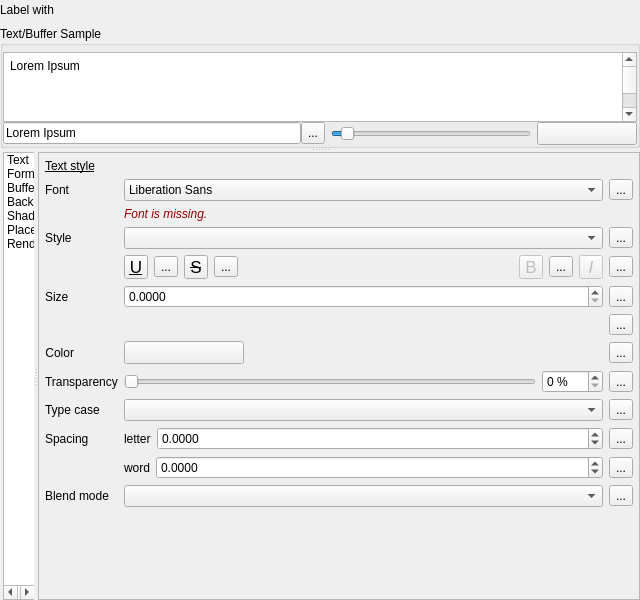
The window that src/ui/qgslabelingguibase.ui (qgis/QGIS) describes before a commit, drawn with Qt 5.
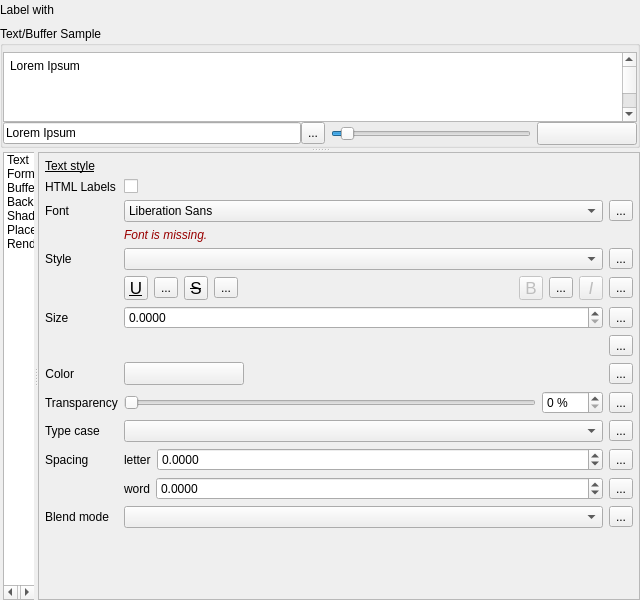
The same window after the commit. Icons and pictures are not drawn. Custom widgets are drawn as their Qt base class.

Commit message: Add checkbox, fix placement

```diff
--- a/src/ui/qgslabelingguibase.ui
+++ b/src/ui/qgslabelingguibase.ui
@@ -560,8 +560,8 @@
                       <rect>
                        <x>0</x>
                        <y>0</y>
-                       <width>594</width>
-                       <height>398</height>
+                       <width>591</width>
+                       <height>420</height>
                       </rect>
                      </property>
                      <layout class="QVBoxLayout" name="verticalLayout_2">
@@ -604,119 +604,7 @@
                          <property name="bottomMargin">
                           <number>0</number>
                          </property>
-                         <item row="9" column="1" colspan="2">
-                          <layout class="QHBoxLayout" name="horizontalLayout_14">
-                           <item>
-                            <widget class="QLabel" name="mFontLetterSpacingLabel">
-                             <property name="sizePolicy">
-                              <sizepolicy hsizetype="Maximum" vsizetype="Preferred">
-                               <horstretch>0</horstretch>
-                               <verstretch>0</verstretch>
-                              </sizepolicy>
-                             </property>
-                             <property name="text">
-                              <string>letter</string>
-                             </property>
-                            </widget>
-                           </item>
-                           <item>
-                            <widget class="QgsDoubleSpinBox" name="mFontLetterSpacingSpinBox">
-                             <property name="sizePolicy">
-                              <sizepolicy hsizetype="Preferred" vsizetype="Fixed">
-                               <horstretch>0</horstretch>
-                               <verstretch>0</verstretch>
-                              </sizepolicy>
-                             </property>
-                             <property name="toolTip">
-                              <string>Space in pixels or map units, relative to size unit choice</string>
-                             </property>
-                             <property name="decimals">
-                              <number>4</number>
-                             </property>
-                             <property name="minimum">
-                              <double>-1000.000000000000000</double>
-                             </property>
-                             <property name="maximum">
-                              <double>999999999.000000000000000</double>
-                             </property>
-                             <property name="singleStep">
-                              <double>0.100000000000000</double>
-                             </property>
-                             <property name="showClearButton" stdset="0">
-                              <bool>true</bool>
-                             </property>
-                            </widget>
-                           </item>
-                           <item>
-                            <widget class="QgsDataDefinedButton" name="mFontLetterSpacingDDBtn">
-                             <property name="text">
-                              <string>...</string>
-                             </property>
-                            </widget>
-                           </item>
-                          </layout>
-                         </item>
-                         <item row="4" column="1">
-                          <widget class="QgsDoubleSpinBox" name="mFontSizeSpinBox">
-                           <property name="sizePolicy">
-                            <sizepolicy hsizetype="Expanding" vsizetype="Fixed">
-                             <horstretch>0</horstretch>
-                             <verstretch>0</verstretch>
-                            </sizepolicy>
-                           </property>
-                           <property name="minimumSize">
-                            <size>
-                             <width>0</width>
-                             <height>0</height>
-                            </size>
-                           </property>
-                           <property name="decimals">
-                            <number>4</number>
-                           </property>
-                           <property name="maximum">
-                            <double>999999999.000000000000000</double>
-                           </property>
-                           <property name="showClearButton" stdset="0">
-                            <bool>false</bool>
-                           </property>
-                          </widget>
-                         </item>
-                         <item row="2" column="0">
-                          <widget class="QLabel" name="mFontStyleLabel">
-                           <property name="sizePolicy">
-                            <sizepolicy hsizetype="Maximum" vsizetype="Preferred">
-                             <horstretch>0</horstretch>
-                             <verstretch>0</verstretch>
-                            </sizepolicy>
-                           </property>
-                           <property name="text">
-                            <string>Style</string>
-                           </property>
-                          </widget>
-                         </item>
-                         <item row="8" column="1">
-                          <widget class="QComboBox" name="mFontCapitalsComboBox">
-                           <property name="enabled">
-                            <bool>true</bool>
-                           </property>
-                           <property name="sizePolicy">
-                            <sizepolicy hsizetype="Preferred" vsizetype="Fixed">
-                             <horstretch>0</horstretch>
-                             <verstretch>0</verstretch>
-                            </sizepolicy>
-                           </property>
-                           <property name="maximumSize">
-                            <size>
-                             <width>16777215</width>
-                             <height>16777215</height>
-                            </size>
-                           </property>
-                           <property name="toolTip">
-                            <string>Capitalization style of text</string>
-                           </property>
-                          </widget>
-                         </item>
-                         <item row="7" column="0">
+                         <item row="8" column="0">
                           <widget class="QLabel" name="mFontTranspLabel">
                            <property name="enabled">
                             <bool>true</bool>
@@ -726,7 +614,29 @@
                            </property>
                           </widget>
                          </item>
-                         <item row="0" column="0">
+                         <item row="9" column="1">
+                          <widget class="QComboBox" name="mFontCapitalsComboBox">
+                           <property name="enabled">
+                            <bool>true</bool>
+                           </property>
+                           <property name="sizePolicy">
+                            <sizepolicy hsizetype="Preferred" vsizetype="Fixed">
+                             <horstretch>0</horstretch>
+                             <verstretch>0</verstretch>
+                            </sizepolicy>
+                           </property>
+                           <property name="maximumSize">
+                            <size>
+                             <width>16777215</width>
+                             <height>16777215</height>
+                            </size>
+                           </property>
+                           <property name="toolTip">
+                            <string>Capitalization style of text</string>
+                           </property>
+                          </widget>
+                         </item>
+                         <item row="1" column="0">
                           <widget class="QLabel" name="mFontLabel">
                            <property name="sizePolicy">
                             <sizepolicy hsizetype="Preferred" vsizetype="Preferred">
@@ -742,7 +652,7 @@
                            </property>
                           </widget>
                          </item>
-                         <item row="2" column="1">
+                         <item row="3" column="1">
                           <widget class="QComboBox" name="mFontStyleComboBox">
                            <property name="sizePolicy">
                             <sizepolicy hsizetype="Expanding" vsizetype="Fixed">
@@ -770,42 +680,157 @@
                            </property>
                           </widget>
                          </item>
-                         <item row="8" column="2">
-                          <widget class="QgsDataDefinedButton" name="mFontCaseDDBtn">
-                           <property name="text">
-                            <string>...</string>
-                           </property>
-                          </widget>
+                         <item row="10" column="1" colspan="2">
+                          <layout class="QHBoxLayout" name="horizontalLayout_14">
+                           <item>
+                            <widget class="QLabel" name="mFontLetterSpacingLabel">
+                             <property name="sizePolicy">
+                              <sizepolicy hsizetype="Maximum" vsizetype="Preferred">
+                               <horstretch>0</horstretch>
+                               <verstretch>0</verstretch>
+                              </sizepolicy>
+                             </property>
+                             <property name="text">
+                              <string>letter</string>
+                             </property>
+                            </widget>
+                           </item>
+                           <item>
+                            <widget class="QgsDoubleSpinBox" name="mFontLetterSpacingSpinBox">
+                             <property name="sizePolicy">
+                              <sizepolicy hsizetype="Preferred" vsizetype="Fixed">
+                               <horstretch>0</horstretch>
+                               <verstretch>0</verstretch>
+                              </sizepolicy>
+                             </property>
+                             <property name="toolTip">
+                              <string>Space in pixels or map units, relative to size unit choice</string>
+                             </property>
+                             <property name="decimals">
+                              <number>4</number>
+                             </property>
+                             <property name="minimum">
+                              <double>-1000.000000000000000</double>
+                             </property>
+                             <property name="maximum">
+                              <double>999999999.000000000000000</double>
+                             </property>
+                             <property name="singleStep">
+                              <double>0.100000000000000</double>
+                             </property>
+                             <property name="showClearButton" stdset="0">
+                              <bool>true</bool>
+                             </property>
+                            </widget>
+                           </item>
+                           <item>
+                            <widget class="QgsDataDefinedButton" name="mFontLetterSpacingDDBtn">
+                             <property name="text">
+                              <string>...</string>
+                             </property>
+                            </widget>
+                           </item>
+                          </layout>
                          </item>
-                         <item row="5" column="2">
-                          <widget class="QgsDataDefinedButton" name="mFontUnitsDDBtn">
-                           <property name="text">
-                            <string>...</string>
+                         <item row="3" column="0">
+                          <widget class="QLabel" name="mFontStyleLabel">
+                           <property name="sizePolicy">
+                            <sizepolicy hsizetype="Maximum" vsizetype="Preferred">
+                             <horstretch>0</horstretch>
+                             <verstretch>0</verstretch>
+                            </sizepolicy>
                            </property>
-                          </widget>
-                         </item>
-                         <item row="6" column="2">
-                          <widget class="QgsDataDefinedButton" name="mFontColorDDBtn">
                            <property name="text">
-                            <string>...</string>
+                            <string>Style</string>
                            </property>
                           </widget>
                          </item>
-                         <item row="0" column="2">
-                          <widget class="QgsDataDefinedButton" name="mFontDDBtn">
-                           <property name="text">
-                            <string>...</string>
+                         <item row="5" column="1">
+                          <widget class="QgsDoubleSpinBox" name="mFontSizeSpinBox">
+                           <property name="sizePolicy">
+                            <sizepolicy hsizetype="Expanding" vsizetype="Fixed">
+                             <horstretch>0</horstretch>
+                             <verstretch>0</verstretch>
+                            </sizepolicy>
                            </property>
+                           <property name="minimumSize">
+                            <size>
+                             <width>0</width>
+                             <height>0</height>
+                            </size>
+                           </property>
+                           <property name="decimals">
+                            <number>4</number>
+                           </property>
+                           <property name="maximum">
+                            <double>999999999.000000000000000</double>
+                           </property>
+                           <property name="showClearButton" stdset="0">
+                            <bool>false</bool>
+                           </property>
                           </widget>
                          </item>
-                         <item row="7" column="2">
-                          <widget class="QgsDataDefinedButton" name="mFontTranspDDBtn">
-                           <property name="text">
-                            <string>...</string>
-                           </property>
+                         <item row="2" column="1">
+                          <widget class="QFrame" name="mFontFamilyFrame">
+                           <layout class="QHBoxLayout" name="horizontalLayout_5">
+                            <property name="leftMargin">
+                             <number>0</number>
+                            </property>
+                            <property name="topMargin">
+                             <number>0</number>
+                            </property>
+                            <property name="rightMargin">
+                             <number>0</number>
+                            </property>
+                            <property name="bottomMargin">
+                             <number>0</number>
+                            </property>
+                            <item>
+                             <widget class="QLabel" name="mFontMissingLabel">
+                              <property name="sizePolicy">
+                               <sizepolicy hsizetype="Expanding" vsizetype="Preferred">
+                                <horstretch>0</horstretch>
+                                <verstretch>0</verstretch>
+                               </sizepolicy>
+                              </property>
+                              <property name="styleSheet">
+                               <string notr="true">color: #990000;
+font-style: italic;</string>
+                              </property>
+                              <property name="text">
+                               <string>Font is missing.</string>
+                              </property>
+                              <property name="alignment">
+                               <set>Qt::AlignLeading|Qt::AlignLeft|Qt::AlignVCenter</set>
+                              </property>
+                             </widget>
+                            </item>
+                           </layout>
                           </widget>
                          </item>
                          <item row="7" column="1">
+                          <widget class="QgsColorButtonV2" name="btnTextColor">
+                           <property name="sizePolicy">
+                            <sizepolicy hsizetype="Fixed" vsizetype="Fixed">
+                             <horstretch>0</horstretch>
+                             <verstretch>0</verstretch>
+                            </sizepolicy>
+                           </property>
+                           <property name="minimumSize">
+                            <size>
+                             <width>120</width>
+                             <height>0</height>
+                            </size>
+                           </property>
+                           <property name="maximumSize">
+                            <size>
+                             <width>120</width>
+                             <height>16777215</height>
+                            </size>
+                           </property>
+                          </widget>
+                         </item>
+                         <item row="8" column="1">
                           <widget class="QFrame" name="frame">
                            <property name="sizePolicy">
                             <sizepolicy hsizetype="Preferred" vsizetype="Maximum">
@@ -873,7 +898,45 @@
                            </layout>
                           </widget>
                          </item>
-                         <item row="8" column="0">
+                         <item row="6" column="1">
+                          <widget class="QgsUnitSelectionWidget" name="mFontSizeUnitWidget" native="true"/>
+                         </item>
+                         <item row="7" column="2">
+                          <widget class="QgsDataDefinedButton" name="mFontColorDDBtn">
+                           <property name="text">
+                            <string>...</string>
+                           </property>
+                          </widget>
+                         </item>
+                         <item row="1" column="2">
+                          <widget class="QgsDataDefinedButton" name="mFontDDBtn">
+                           <property name="text">
+                            <string>...</string>
+                           </property>
+                          </widget>
+                         </item>
+                         <item row="8" column="2">
+                          <widget class="QgsDataDefinedButton" name="mFontTranspDDBtn">
+                           <property name="text">
+                            <string>...</string>
+                           </property>
+                          </widget>
+                         </item>
+                         <item row="9" column="2">
+                          <widget class="QgsDataDefinedButton" name="mFontCaseDDBtn">
+                           <property name="text">
+                            <string>...</string>
+                           </property>
+                          </widget>
+                         </item>
+                         <item row="6" column="2">
+                          <widget class="QgsDataDefinedButton" name="mFontUnitsDDBtn">
+                           <property name="text">
+                            <string>...</string>
+                           </property>
+                          </widget>
+                         </item>
+                         <item row="9" column="0">
                           <widget class="QLabel" name="mFontCapitalsLabel">
                            <property name="sizePolicy">
                             <sizepolicy hsizetype="Maximum" vsizetype="Preferred">
@@ -886,73 +949,51 @@
                            </property>
                           </widget>
                          </item>
-                         <item row="11" column="2">
+                         <item row="12" column="2">
                           <widget class="QgsDataDefinedButton" name="mFontBlendModeDDBtn">
                            <property name="text">
                             <string>...</string>
                            </property>
                           </widget>
                          </item>
-                         <item row="6" column="0">
-                          <widget class="QLabel" name="mFontColorLabel">
-                           <property name="sizePolicy">
-                            <sizepolicy hsizetype="Maximum" vsizetype="Preferred">
-                             <horstretch>0</horstretch>
-                             <verstretch>0</verstretch>
-                            </sizepolicy>
-                           </property>
-                           <property name="text">
-                            <string>Color</string>
-                           </property>
-                           <property name="alignment">
-                            <set>Qt::AlignRight|Qt::AlignTrailing|Qt::AlignVCenter</set>
-                           </property>
-                          </widget>
-                         </item>
-                         <item row="4" column="2">
-                          <widget class="QgsDataDefinedButton" name="mFontSizeDDBtn">
-                           <property name="text">
-                            <string>...</string>
-                           </property>
-                          </widget>
-                         </item>
-                         <item row="9" column="0">
+                         <item row="10" column="0">
                           <widget class="QLabel" name="label_10">
                            <property name="text">
                             <string>Spacing</string>
                            </property>
                           </widget>
                          </item>
-                         <item row="6" column="1">
-                          <widget class="QgsColorButtonV2" name="btnTextColor">
+                         <item row="5" column="2">
+                          <widget class="QgsDataDefinedButton" name="mFontSizeDDBtn">
+                           <property name="text">
+                            <string>...</string>
+                           </property>
+                          </widget>
+                         </item>
+                         <item row="7" column="0">
+                          <widget class="QLabel" name="mFontColorLabel">
                            <property name="sizePolicy">
-                            <sizepolicy hsizetype="Fixed" vsizetype="Fixed">
+                            <sizepolicy hsizetype="Maximum" vsizetype="Preferred">
                              <horstretch>0</horstretch>
                              <verstretch>0</verstretch>
                             </sizepolicy>
                            </property>
-                           <property name="minimumSize">
-                            <size>
-                             <width>120</width>
-                             <height>0</height>
-                            </size>
+                           <property name="text">
+                            <string>Color</string>
                            </property>
-                           <property name="maximumSize">
-                            <size>
-                             <width>120</width>
-                             <height>16777215</height>
-                            </size>
+                           <property name="alignment">
+                            <set>Qt::AlignRight|Qt::AlignTrailing|Qt::AlignVCenter</set>
                            </property>
                           </widget>
                          </item>
-                         <item row="11" column="0">
+                         <item row="12" column="0">
                           <widget class="QLabel" name="labelBlendMode">
                            <property name="text">
                             <string>Blend mode</string>
                            </property>
                           </widget>
                          </item>
-                         <item row="10" column="1" colspan="2">
+                         <item row="11" column="1" colspan="2">
                           <layout class="QHBoxLayout" name="horizontalLayout_15">
                            <item>
                             <widget class="QLabel" name="mFontWordSpacingLabel">
@@ -1004,7 +1045,17 @@
                            </item>
                           </layout>
                          </item>
-                         <item row="3" column="1" colspan="2">
+                         <item row="12" column="1">
+                          <widget class="QgsBlendModeComboBox" name="comboBlendMode"/>
+                         </item>
+                         <item row="3" column="2">
+                          <widget class="QgsDataDefinedButton" name="mFontStyleDDBtn">
+                           <property name="text">
+                            <string>...</string>
+                           </property>
+                          </widget>
+                         </item>
+                         <item row="4" column="1" colspan="2">
                           <layout class="QHBoxLayout" name="horizontalLayout_13">
                            <item>
                             <widget class="QToolButton" name="mFontUnderlineBtn">
@@ -1186,17 +1237,7 @@
                            </item>
                           </layout>
                          </item>
-                         <item row="11" column="1">
-                          <widget class="QgsBlendModeComboBox" name="comboBlendMode"/>
-                         </item>
-                         <item row="2" column="2">
-                          <widget class="QgsDataDefinedButton" name="mFontStyleDDBtn">
-                           <property name="text">
-                            <string>...</string>
-                           </property>
-                          </widget>
-                         </item>
-                         <item row="4" column="0">
+                         <item row="5" column="0">
                           <widget class="QLabel" name="mFontSizeLabel">
                            <property name="sizePolicy">
                             <sizepolicy hsizetype="Maximum" vsizetype="Preferred">
@@ -1210,52 +1251,25 @@
                           </widget>
                          </item>
                          <item row="1" column="1">
-                          <widget class="QFrame" name="mFontFamilyFrame">
-                           <layout class="QHBoxLayout" name="horizontalLayout_5">
-                            <property name="leftMargin">
-                             <number>0</number>
-                            </property>
-                            <property name="topMargin">
-                             <number>0</number>
-                            </property>
-                            <property name="rightMargin">
-                             <number>0</number>
-                            </property>
-                            <property name="bottomMargin">
-                             <number>0</number>
-                            </property>
-                            <item>
-                             <widget class="QLabel" name="mFontMissingLabel">
-                              <property name="sizePolicy">
-                               <sizepolicy hsizetype="Expanding" vsizetype="Preferred">
-                                <horstretch>0</horstretch>
-                                <verstretch>0</verstretch>
-                               </sizepolicy>
-                              </property>
-                              <property name="styleSheet">
-                               <string notr="true">color: #990000;
-font-style: italic;</string>
-                              </property>
-                              <property name="text">
-                               <string>Font is missing.</string>
-                              </property>
-                              <property name="alignment">
-                               <set>Qt::AlignLeading|Qt::AlignLeft|Qt::AlignVCenter</set>
-                              </property>
-                             </widget>
-                            </item>
-                           </layout>
-                          </widget>
-                         </item>
-                         <item row="0" column="1">
                           <widget class="QFontComboBox" name="mFontFamilyCmbBx">
                            <property name="editable">
                             <bool>false</bool>
                            </property>
                           </widget>
                          </item>
-                         <item row="5" column="1">
-                          <widget class="QgsUnitSelectionWidget" name="mFontSizeUnitWidget" native="true"/>
+                         <item row="0" column="0">
+                          <widget class="QLabel" name="label_43">
+                           <property name="text">
+                            <string>HTML Labels</string>
+                           </property>
+                          </widget>
+                         </item>
+                         <item row="0" column="1">
+                          <widget class="QCheckBox" name="mRenderAsHTML">
+                           <property name="text">
+                            <string/>
+                           </property>
+                          </widget>
                          </item>
                         </layout>
                        </widget>
```
Left out of the diff: 28 changed lines with no effect on the pictures. The commit also changes 3 other files.
